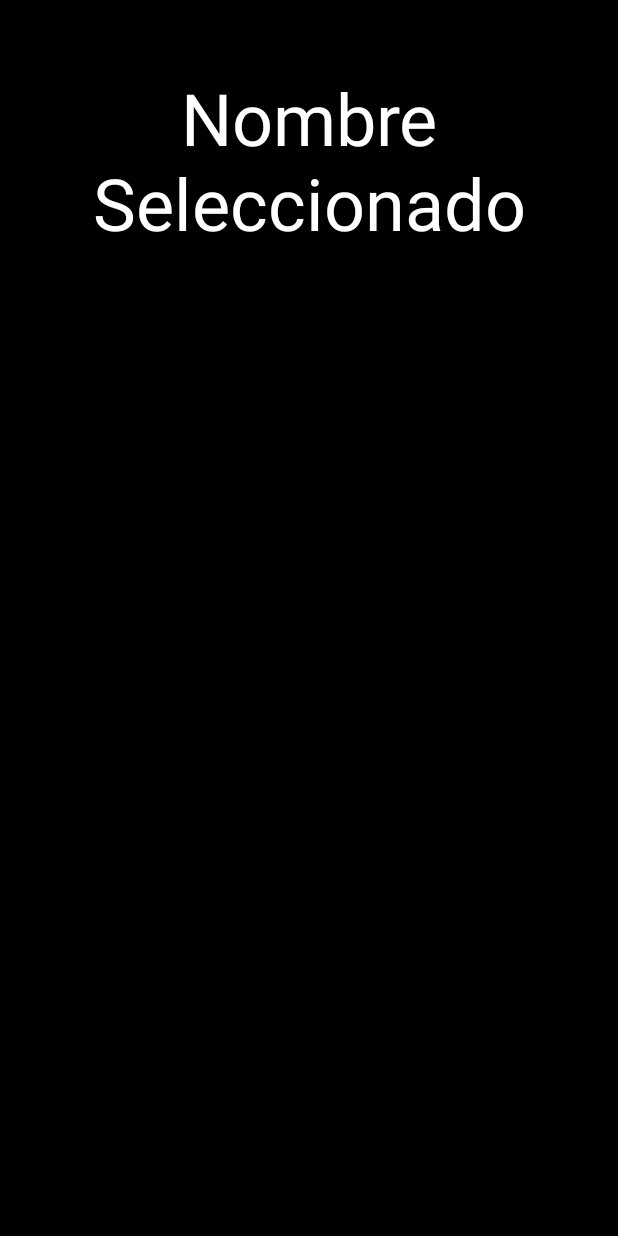
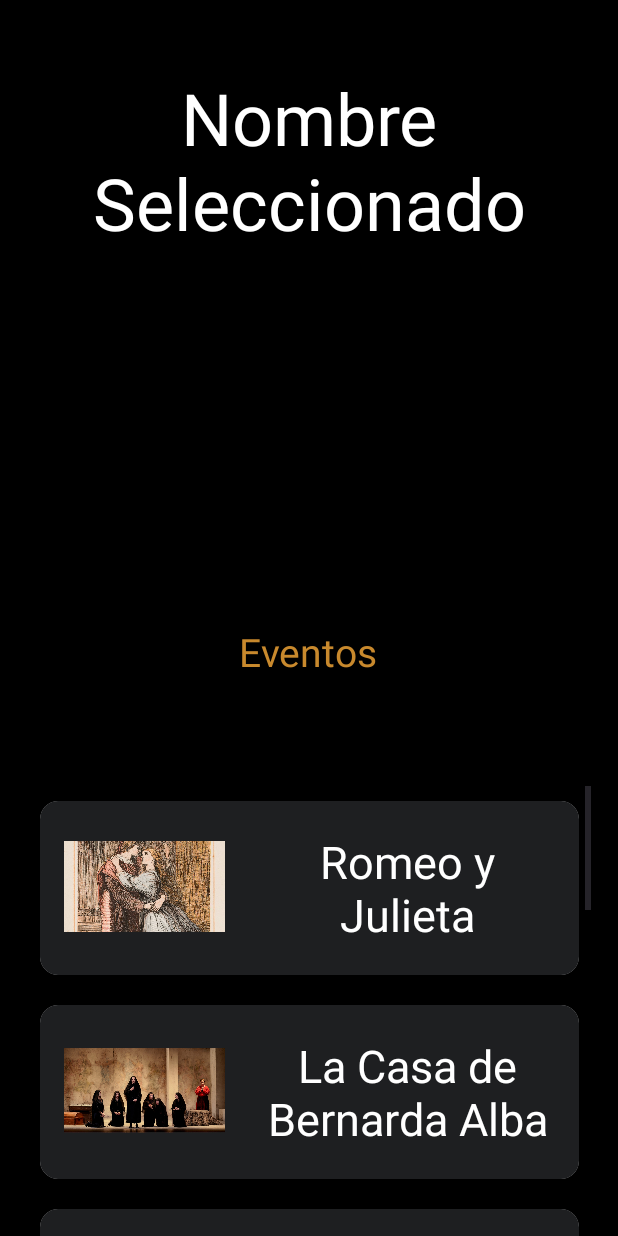
Before and after one commit to ClementeRodReg/FirestoreApplication, an Android app: the EventoSeleccionado screen opened directly, with no data from a screen before it, on a phone screen of 412 x 824 dp. Run offline under Robolectric (Android 15) with nearby library versions, the light colour scheme and no system bars; 1 statement that could not run was skipped.

Commit message:
EventoSeleccionado ventana Terminado

```diff
--- a/app/src/main/AndroidManifest.xml
+++ b/app/src/main/AndroidManifest.xml
@@ -12,6 +12,9 @@
         android:supportsRtl="true"
         android:theme="@style/Theme.FirestoreDemo"
         tools:targetApi="31">
+        <activity
+            android:name=".vista.SalasHorasFechas"
+            android:exported="false" />
         <activity
             android:name=".vista.EventoSeleccionado"
             android:exported="false" />
--- a/app/src/main/java/com/example/firestoredemo/vista/EventoSeleccionado.java
+++ b/app/src/main/java/com/example/firestoredemo/vista/EventoSeleccionado.java
@@ -2,15 +2,16 @@ package com.example.firestoredemo.vista;
 
 import androidx.appcompat.app.AppCompatActivity;
 
+import android.content.Intent;
 import android.os.Bundle;
 import android.view.View;
-import android.widget.Button;
 import android.widget.ImageView;
 import android.widget.LinearLayout;
-import android.widget.Spinner;
+import android.widget.ScrollView;
 import android.widget.TextView;
 import com.example.firestoredemo.R;
 import com.example.firestoredemo.metodos.MetodosEventoSeleccionado;
+import com.example.firestoredemo.modelo.modeloTeatro;
 
 import java.util.ArrayList;
 
@@ -19,6 +20,7 @@ public class EventoSeleccionado extends AppCompatActivity {
 
     TextView lblEventoSeleccionado;
     ImageView imageView;
+    private LinearLayout linearLayout;
 
     @Override
     protected void onCreate(Bundle savedInstanceState) {
@@ -34,12 +36,61 @@ public class EventoSeleccionado extends AppCompatActivity {
         lblEventoSeleccionado = findViewById(R.id.lblEventoSeleccionado);
         imageView = findViewById(R.id.fotoSeleccionada);
 
+        //Saca nombre e imagen lugar seleccionado
         imageView.setImageResource(imagenReferencia);
 
         String nombreEvento = getIntent().getStringExtra("clave_datoNombre");
         lblEventoSeleccionado.setText(nombreEvento.toString());
 
 
+        // Obtener el ScrollView y LinearLayout del diseño de la actividad
+        ScrollView scrollView = findViewById(R.id.cacahuete);
+        linearLayout = findViewById(R.id.linearLayout);
 
+        // Crear un ArrayList con elementos de ejemplo
+        ArrayList<modeloTeatro> elementos = new ArrayList<>();
+        elementos.add(new modeloTeatro(R.drawable.img11, "Romeo y Julieta"));
+        elementos.add(new modeloTeatro(R.drawable.img22, "La Casa de Bernarda Alba"));
+        elementos.add(new modeloTeatro(R.drawable.img33, "La Celestina"));
+        elementos.add(new modeloTeatro(R.drawable.img44, "La Vida es Sueño"));
+        elementos.add(new modeloTeatro(R.drawable.img55, "Hamlet"));
+        elementos.add(new modeloTeatro(R.drawable.img66, "El Fantasma de la Ópera"));
+        elementos.add(new modeloTeatro(R.drawable.img77, "Sueño de una Noche de Verano"));
+        elementos.add(new modeloTeatro(R.drawable.img88, "Don Juan Tenorio"));
+
+        // Agregar bloques con íconos y nombres al LinearLayout
+        addBlocksForArrayList(elementos);
     }
+    private void addBlocksForArrayList(ArrayList<modeloTeatro> elementos) {
+        for (modeloTeatro elemento : elementos) {
+            // Inflar el diseño del elemento de evento
+            View vistaElementoEvento = getLayoutInflater().inflate(R.layout.eventosgeneral, null);
+
+            // Obtener referencias a los elementos de la vista
+            ImageView iconoImageView = vistaElementoEvento.findViewById(R.id.fotoSeleccionada);
+            TextView nombreTextView = vistaElementoEvento.findViewById(R.id.nameTextView);
+            LinearLayout linearLayoutEvento = vistaElementoEvento.findViewById(R.id.linearLayoutEvento);
+
+            // Configurar el ícono y el nombre
+            iconoImageView.setImageResource(elemento.getIconResId());
+            nombreTextView.setText(elemento.getName());
+
+            // Agregar el clic listener al linearLayoutEvento
+            linearLayoutEvento.setOnClickListener(new View.OnClickListener() {
+                @Override
+                public void onClick(View v) {
+                    // Acciones que deseas realizar cuando se hace clic
+                    // Por ejemplo, mostrar un Toast
+
+                    Intent mandar = new Intent(EventoSeleccionado.this, SalasHorasFechas.class);
+                    mandar.putExtra("clave_datoNombre", elemento.getName().toString());
+                    startActivity(mandar);
+                }
+            });
+
+            // Agregar la vista del evento al LinearLayout principal
+            linearLayout.addView(vistaElementoEvento);
+        }
+    }
+
 }
--- a/app/src/main/res/layout/activity_eventoseleccionado.xml
+++ b/app/src/main/res/layout/activity_eventoseleccionado.xml
@@ -26,14 +26,15 @@
 
     <Space
         android:id="@+id/space"
-        android:layout_width="416dp"
-        android:layout_height="38dp"
+        android:layout_width="410dp"
+        android:layout_height="22dp"
         app:layout_constraintBottom_toBottomOf="parent"
         app:layout_constraintEnd_toEndOf="parent"
         app:layout_constraintHorizontal_bias="0.0"
         app:layout_constraintStart_toStartOf="parent"
         app:layout_constraintTop_toBottomOf="@+id/lblEventoSeleccionado"
-        app:layout_constraintVertical_bias="0.381" />
+        app:layout_constraintVertical_bias="0.359"
+        tools:ignore="DuplicateIds" />
 
     <ImageView
         android:id="@+id/fotoSeleccionada"
@@ -51,21 +52,51 @@
 
     <Space
         android:id="@+id/space"
-        android:layout_width="416dp"
-        android:layout_height="38dp"
+        android:layout_width="410dp"
+        android:layout_height="22dp"
+        app:layout_constraintBottom_toBottomOf="parent"
+        app:layout_constraintEnd_toEndOf="parent"
+        app:layout_constraintHorizontal_bias="1.0"
+        app:layout_constraintStart_toStartOf="parent"
+        app:layout_constraintTop_toBottomOf="@+id/space"
+        app:layout_constraintVertical_bias="0.418"
+        tools:ignore="DuplicateIds,NotSibling" />
+
+    <TextView
+        android:id="@+id/txtEvento"
+        android:layout_width="wrap_content"
+        android:layout_height="wrap_content"
+        android:text="@string/txteventos"
+        android:textColor="@color/orange"
+        android:textColorHighlight="@color/orange"
+        android:textSize="26sp"
+        app:layout_constraintBottom_toBottomOf="@+id/cacahuete"
+        app:layout_constraintEnd_toEndOf="parent"
+        app:layout_constraintHorizontal_bias="0.498"
+        app:layout_constraintStart_toStartOf="parent"
+        app:layout_constraintTop_toBottomOf="@+id/space"
+        app:layout_constraintVertical_bias="0.369" />
+
+    <Space
+        android:id="@+id/space"
+        android:layout_width="410dp"
+        android:layout_height="32dp"
         app:layout_constraintBottom_toBottomOf="parent"
         app:layout_constraintEnd_toEndOf="parent"
         app:layout_constraintHorizontal_bias="1.0"
         app:layout_constraintStart_toStartOf="parent"
         app:layout_constraintTop_toBottomOf="@+id/lblEventoSeleccionado"
-        app:layout_constraintVertical_bias="0.0" />
+        app:layout_constraintVertical_bias="0.0"
+        tools:ignore="DuplicateIds" />
 
     <ScrollView
         android:id="@+id/cacahuete"
-        android:layout_width="414dp"
-        android:layout_height="329dp"
-        tools:layout_editor_absoluteX="-3dp"
-        tools:layout_editor_absoluteY="402dp">
+        android:layout_width="375dp"
+        android:layout_height="300dp"
+        app:layout_constraintBottom_toBottomOf="parent"
+        app:layout_constraintEnd_toEndOf="parent"
+        app:layout_constraintStart_toStartOf="parent"
+        tools:ignore="MissingConstraints">
 
         <LinearLayout
             android:id="@+id/linearLayout"
--- a/app/src/main/res/values/strings.xml
+++ b/app/src/main/res/values/strings.xml
@@ -22,4 +22,5 @@
     <string name="textViewBarra">/</string>
     <string name="editTextMes">MM</string>
     <string name="editTextDia">dd</string>
+    <string name="txteventos">Eventos</string>
 </resources>
```
Also changed, not shown: app/src/main/java/com/example/firestoredemo/vista/SalasHorasFechas.java (added, +26 -0 lines), app/src/main/res/layout/activity_salas_horas_fechas.xml (added, +25 -0 lines), app/src/main/res/drawable/img11.jpg (added), app/src/main/res/drawable/img22.jpg (added), app/src/main/res/drawable/img33.jpg (added), app/src/main/res/drawable/img44.jpg (added), app/src/main/res/drawable/img55.jpg (added), app/src/main/res/drawable/img66.jpg (added), app/src/main/res/drawable/img77.jpg (added), app/src/main/res/drawable/img88.jpg (added).
